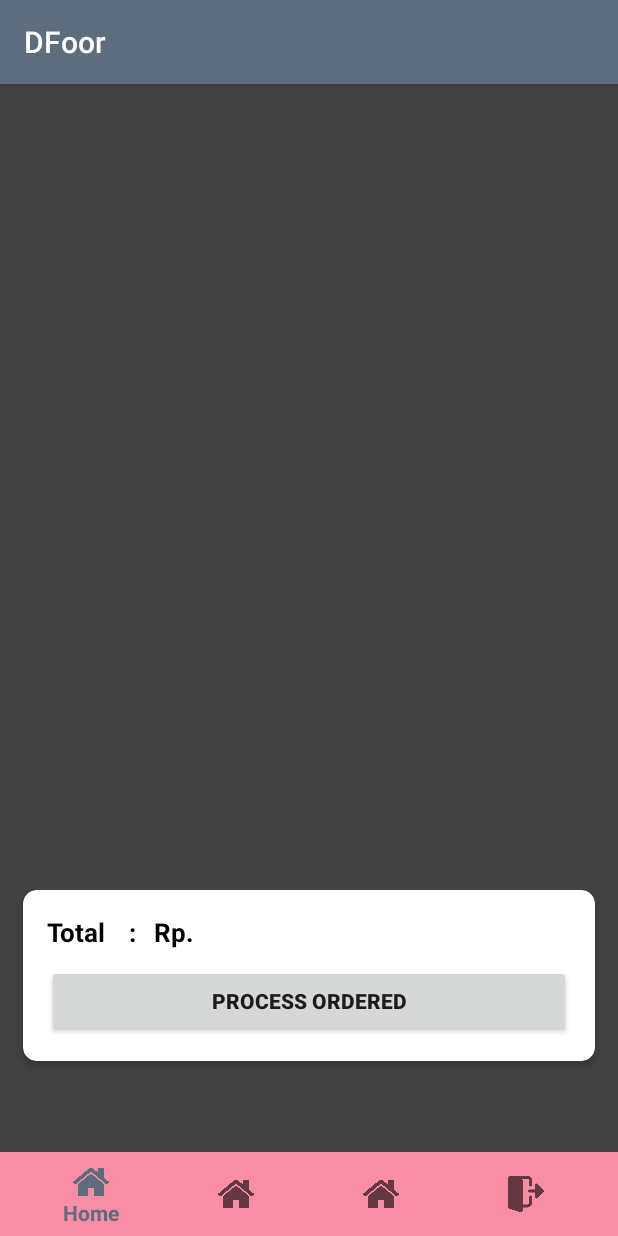
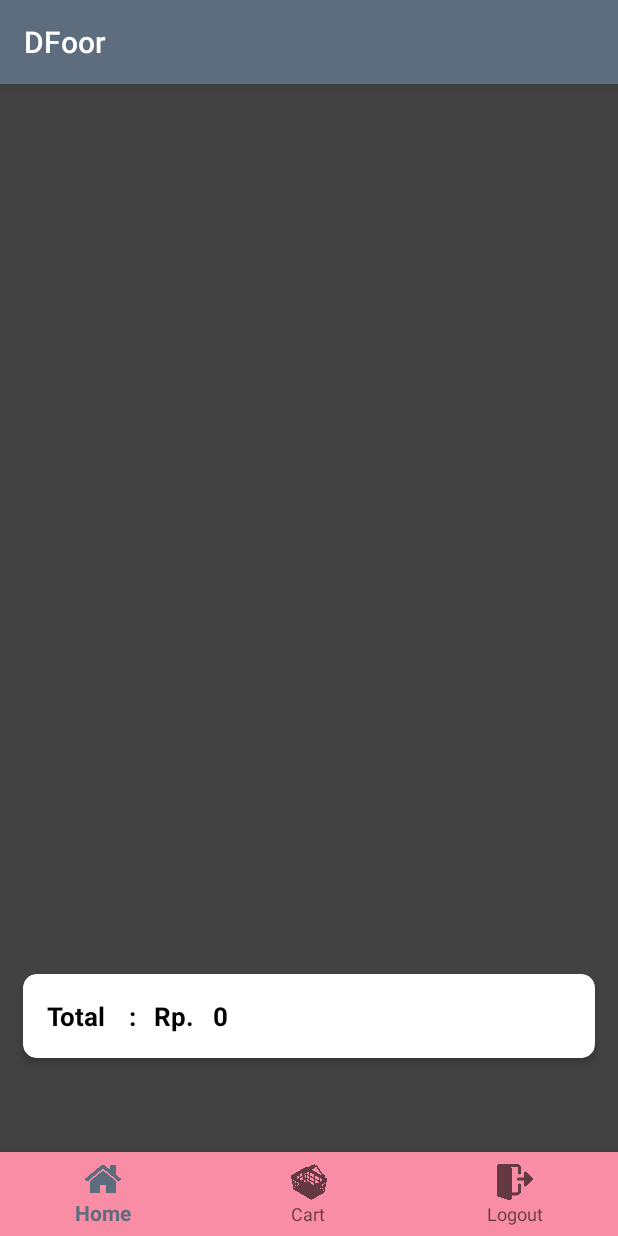
Before and after one commit to Jazulienux/DrinkAndFoodOrdered, an Android app: the fragment CartOrdered placed in its activity, on a phone screen of 412 x 824 dp. Run offline under Robolectric (Android 15) with nearby library versions, the phone set to English and light mode, and no system bars; our stand-ins replace Firebase (no records; nobody signed in at launch, a user with empty details on screens opened directly).

Commit message:
Edit Cart

```diff
--- a/app/src/main/java/com/example/dfoor/Fragments/CartOrdered.java
+++ b/app/src/main/java/com/example/dfoor/Fragments/CartOrdered.java
@@ -2,6 +2,7 @@ package com.example.dfoor.Fragments;
 
 
 import android.app.ProgressDialog;
+import android.content.Intent;
 import android.os.Bundle;
 
 import androidx.annotation.NonNull;
@@ -12,7 +13,7 @@ import androidx.recyclerview.widget.RecyclerView;
 import android.view.LayoutInflater;
 import android.view.View;
 import android.view.ViewGroup;
-import android.widget.Toast;
+import android.widget.TextView;
 
 import com.example.dfoor.Adapters.OrderedAdapters;
 import com.example.dfoor.Models.OrderedItem;
@@ -29,7 +30,7 @@ import java.util.List;
 /**
  * A simple {@link Fragment} subclass.
  */
-public class CartOrdered extends Fragment {
+public class CartOrdered extends Fragment{
 
 
     RecyclerView recyclerView;
@@ -39,6 +40,7 @@ public class CartOrdered extends Fragment {
     List<OrderedItem> orderedItemsList;
     private DatabaseReference database;
     private ProgressDialog loading;
+    private TextView tot;
 
     public CartOrdered() {
         // Required empty public constructor
@@ -51,20 +53,34 @@ public class CartOrdered extends Fragment {
         // Inflate the layout for this fragment
         view = inflater.inflate(R.layout.fragment_cart_ordered, container, false);
 
+        tot = view.findViewById(R.id.totalAllOrdered);
+
         database = FirebaseDatabase.getInstance().getReference();
         recyclerView = view.findViewById(R.id.rvProcessOrdered);
 
+        Intent i = getActivity().getIntent();
+        final String title = i.getStringExtra("iTitle");
 
         database.child("Ordered").addValueEventListener(new ValueEventListener() {
             @Override
             public void onDataChange(@NonNull DataSnapshot dataSnapshot) {
+                int sumTotal = 0;
+                int i = 0;
                 orderedItemsList = new ArrayList<>();
                 if(dataSnapshot.exists()){
                     for (DataSnapshot ds : dataSnapshot.getChildren()){
                         OrderedItem or = ds.getValue(OrderedItem.class);
                         or.setKey(ds.getKey());
                         orderedItemsList.add(or);
+                        sumTotal = sumTotal + orderedItemsList.get(i).getTotalOrder();
+                        i++;
                     }
+                }
+                if(sumTotal == 0){
+                    tot.setText(String.valueOf(0));
+                }
+                else{
+                    tot.setText(String.valueOf(sumTotal));
                 }
 
                 recyclerView.setLayoutManager(new LinearLayoutManager(getActivity()));
@@ -80,7 +96,4 @@ public class CartOrdered extends Fragment {
 
         return view;
     }
-
-
-
 }
--- a/app/src/main/java/com/example/dfoor/Fragments/ItemFragments.java
+++ b/app/src/main/java/com/example/dfoor/Fragments/ItemFragments.java
@@ -55,7 +55,7 @@ public class ItemFragments extends Fragment {
     public void viewItemQuery(String titleQuery) {
         itemModels = new ItemModels();
         if(titleQuery.equals("Coffee")){
-            itemModels = new ItemModels("Tea Pull","Tea Pull New Varian",R.drawable.tea_tarik,200000);
+            itemModels = new ItemModels("Tea Pull","Tea Pull New Varian",R.drawable.tea_tarik,20000);
             dataItem.add(itemModels);
 
             itemModels = new ItemModels("Coffee Gayo","Cofee Gayoo New Varian",R.drawable.coffee_gayo,10000);
--- a/app/src/main/res/layout/fragment_cart_ordered.xml
+++ b/app/src/main/res/layout/fragment_cart_ordered.xml
@@ -11,7 +11,7 @@
         android:layout_width="wrap_content"
         android:layout_height="wrap_content"
         android:orientation="horizontal"
-        app:layout_constraintGuide_percent="0.77" />
+        app:layout_constraintGuide_percent="0.86" />
 
     <androidx.constraintlayout.widget.Guideline
         android:id="@+id/guideline4"
@@ -22,8 +22,8 @@
 
     <androidx.recyclerview.widget.RecyclerView
         android:id="@+id/rvProcessOrdered"
-        android:layout_width="390dp"
-        android:layout_height="534dp"
+        android:layout_width="383dp"
+        android:layout_height="577dp"
         app:layout_constraintBottom_toTopOf="@+id/guideline3"
         app:layout_constraintEnd_toEndOf="parent"
         app:layout_constraintStart_toStartOf="parent"
@@ -38,43 +38,35 @@
         app:cardUseCompatPadding="true"
         app:layout_constraintBottom_toTopOf="@+id/guideline4"
         app:layout_constraintEnd_toEndOf="parent"
+        app:layout_constraintHorizontal_bias="0.0"
         app:layout_constraintStart_toStartOf="parent"
-        app:layout_constraintTop_toBottomOf="@+id/rvProcessOrdered">
+        app:layout_constraintTop_toTopOf="@+id/guideline3"
+        app:layout_constraintVertical_bias="0.91">
 
         <RelativeLayout
             android:layout_width="match_parent"
             android:layout_height="match_parent"
             android:padding="16dp">
 
+
+            <TextView
+                android:id="@+id/totalAllOrdered"
+                android:layout_width="match_parent"
+                android:layout_height="wrap_content"
+                android:layout_marginLeft="0dp"
+                android:layout_toRightOf="@id/sumTotal"
+                android:textColor="#000000"
+                android:textSize="17sp"
+                android:textStyle="bold"></TextView>
+
             <TextView
                 android:id="@+id/sumTotal"
                 android:layout_width="wrap_content"
                 android:layout_height="wrap_content"
                 android:text="Total    :   Rp.   "
+                android:textColor="#000000"
                 android:textSize="17sp"
-                android:paddingBottom="10dp"
-                android:textColor="#000000"
                 android:textStyle="bold"></TextView>
-
-
-            <TextView
-                android:id="@+id/totalAllOrdered"
-                android:layout_width="match_parent"
-                android:layout_height="wrap_content"
-                android:textSize="17sp"
-                android:textColor="#000000"
-                android:layout_toRightOf="@id/sumTotal"
-                android:textStyle="bold"></TextView>
-
-            <Button
-                android:layout_width="match_parent"
-                android:layout_height="wrap_content"
-                android:id="@+id/btnProcOrdered"
-                android:layout_below="@id/sumTotal"
-                android:paddingTop="10dp"
-                android:textStyle="bold"
-                android:text="Process Ordered">
-            </Button>
 
         </RelativeLayout>
 
--- a/app/src/main/res/menu/menu_nav.xml
+++ b/app/src/main/res/menu/menu_nav.xml
@@ -9,16 +9,10 @@
 
     <item android:id="@+id/cart"
         android:title="Cart"
-        android:icon="@drawable/home" />
-
-
-    <item android:id="@+id/invoice"
-        android:title="Invoice"
-        android:icon="@drawable/home" />
-
+        android:icon="@drawable/cart" />
 
     <item android:id="@+id/logout"
-        android:title="Invoice"
+        android:title="Logout"
         android:icon="@drawable/logout" />
 
 </menu>
```
Also changed, not shown: app/src/main/java/com/example/dfoor/Activities/MainActivity.java (+27 -20 lines), app/src/main/java/com/example/dfoor/Adapters/GetDataAdapters.java (+6 -1 lines), app/src/main/java/com/example/dfoor/Adapters/OrderedAdapters.java (+65 -5 lines), app/src/main/res/drawable/bill.png (added), app/src/main/res/drawable/cart.png (added).
